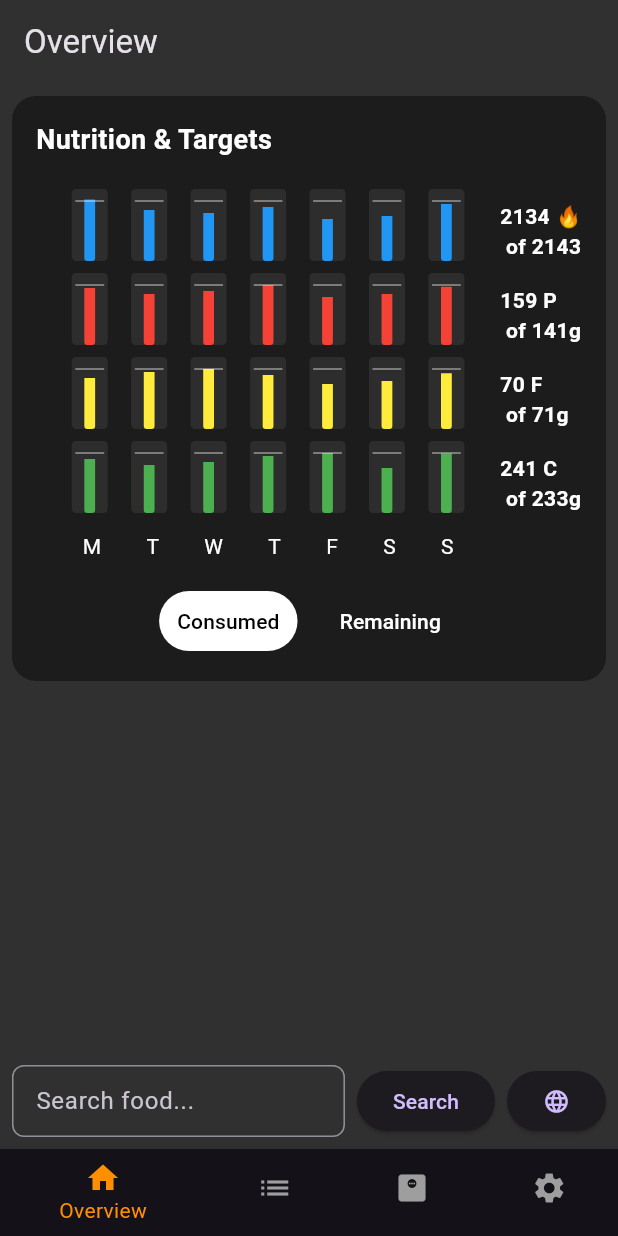
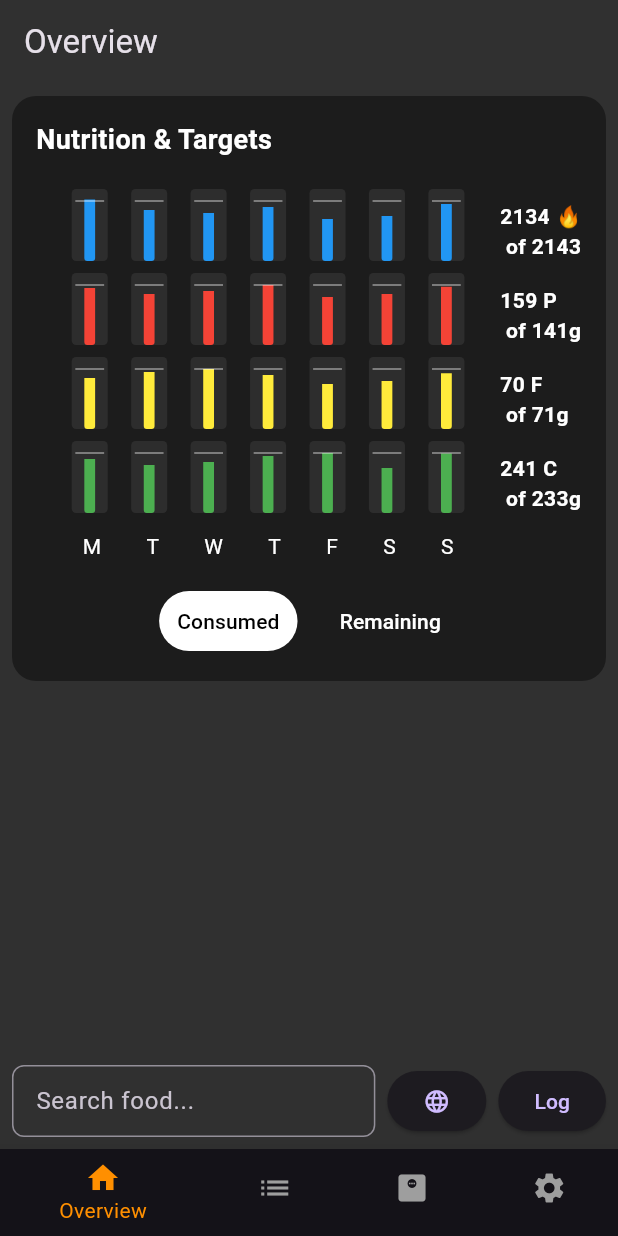
Before and after one commit to chadat23/free_cal_counter1, a Flutter app: the screen it shows after launch, on a phone screen of 412 x 824 dp. Run offline on Flutter 3.47's test engine with Material 3 defaults, Android fonts, the phone set to English and light mode, and no system bars.

Commit message:
Search ribbon convert to have Log button

```diff
--- a/lib/widgets/food_search_ribbon.dart
+++ b/lib/widgets/food_search_ribbon.dart
@@ -34,16 +34,16 @@ class FoodSearchRibbon extends StatelessWidget {
           const SizedBox(width: 8.0),
           ElevatedButton(
             onPressed: () {
-              // TODO: Implement Add button functionality
+              // TODO: Implement Globe button functionality (OFF search)
             },
-            child: const Text('Search'),
+            child: const Icon(Icons.language), // Globe icon
           ),
           const SizedBox(width: 8.0),
           ElevatedButton(
             onPressed: () {
-              // TODO: Implement Globe button functionality (OFF search)
+              // TODO: Implement Add button functionality
             },
-            child: const Icon(Icons.language), // Globe icon
+            child: const Text('Log'),
           ),
         ],
       ),
```
Also changed, not shown: 1 other file.
